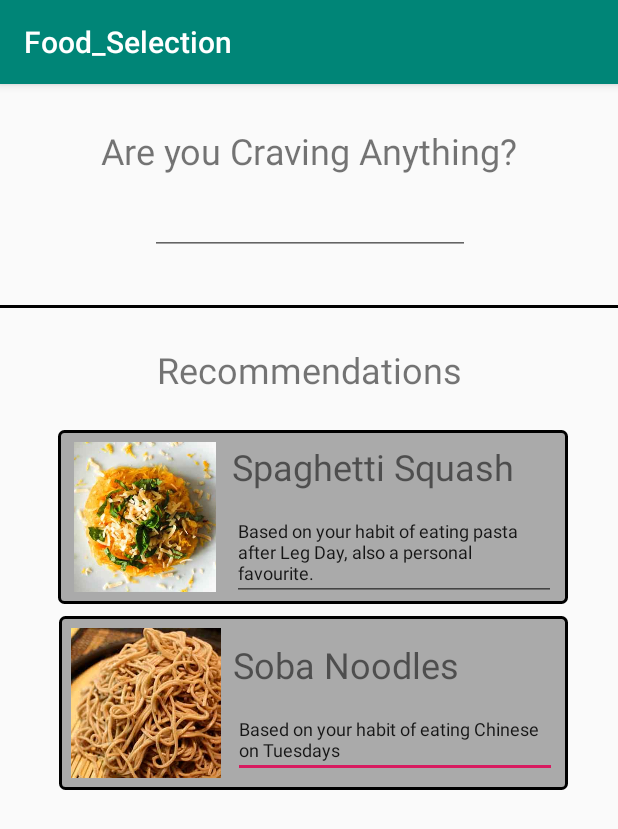
After one commit to Thomas-Reis/UI-Final-Project, an Android app: the Food_Selection screen opened directly, with no data from a screen before it, on a phone screen of 412 x 824 dp. The commit adds this screen. Shown: the top 829 px of the screen. Run offline under Robolectric (Android 15) with nearby library versions, the phone set to English and light mode, and no system bars; 2 statements that could not run were skipped.

Commit message:
Upload Of Food Pages

```diff
--- a/Android/app/build.gradle
+++ b/Android/app/build.gradle
@@ -22,6 +22,7 @@ dependencies {
     implementation fileTree(dir: 'libs', include: ['*.jar'])
     implementation 'com.android.support:appcompat-v7:28.0.0'
     implementation 'com.android.support:design:28.0.0'
+    implementation 'com.android.support.constraint:constraint-layout:1.1.3'
     testImplementation 'junit:junit:4.12'
     androidTestImplementation 'com.android.support.test:runner:1.0.2'
     androidTestImplementation 'com.android.support.test.espresso:espresso-core:3.0.2'
--- /dev/null
+++ b/Android/app/src/main/java/net/uoit/uifinalproject/Food_Selection.java
@@ -0,0 +1,29 @@
+package net.uoit.uifinalproject;
+
+import android.os.Bundle;
+import android.support.design.widget.FloatingActionButton;
+import android.support.design.widget.Snackbar;
+import android.support.v7.app.AppCompatActivity;
+import android.support.v7.widget.Toolbar;
+import android.view.View;
+
+public class Food_Selection extends AppCompatActivity {
+
+    @Override
+    protected void onCreate(Bundle savedInstanceState) {
+        super.onCreate(savedInstanceState);
+        setContentView(R.layout.activity_food__selection);
+        Toolbar toolbar = (Toolbar) findViewById(R.id.toolbar);
+        setSupportActionBar(toolbar);
+
+        FloatingActionButton fab = (FloatingActionButton) findViewById(R.id.fab);
+        fab.setOnClickListener(new View.OnClickListener() {
+            @Override
+            public void onClick(View view) {
+                Snackbar.make(view, "Replace with your own action", Snackbar.LENGTH_LONG)
+                        .setAction("Action", null).show();
+            }
+        });
+    }
+
+}
--- /dev/null
+++ b/Android/app/src/main/res/drawable/food_card_background.xml
@@ -0,0 +1,12 @@
+<?xml version="1.0" encoding="utf-8"?>
+<shape xmlns:android="http://schemas.android.com/apk/res/android"
+    android:shape="rectangle" android:padding="10dp">
+    <solid android:color="@android:color/darker_gray"/>
+    <corners
+        android:bottomRightRadius="3dp"
+        android:bottomLeftRadius="3dp"
+        android:topRightRadius="3dp"
+        android:topLeftRadius="3dp"
+        />
+    <stroke android:width="2dp"/>
+</shape>
--- /dev/null
+++ b/Android/app/src/main/res/layout/activity_food__selection.xml
@@ -0,0 +1,25 @@
+<?xml version="1.0" encoding="utf-8"?>
+<android.support.design.widget.CoordinatorLayout xmlns:android="http://schemas.android.com/apk/res/android"
+    xmlns:app="http://schemas.android.com/apk/res-auto"
+    xmlns:tools="http://schemas.android.com/tools"
+    android:layout_width="match_parent"
+    android:layout_height="match_parent"
+    tools:context=".Food_Selection">
+
+    <android.support.design.widget.AppBarLayout
+        android:layout_width="match_parent"
+        android:layout_height="wrap_content"
+        android:theme="@style/AppTheme.AppBarOverlay">
+
+        <android.support.v7.widget.Toolbar
+            android:id="@+id/toolbar"
+            android:layout_width="match_parent"
+            android:layout_height="?attr/actionBarSize"
+            android:background="?attr/colorPrimary"
+            app:popupTheme="@style/AppTheme.PopupOverlay" />
+
+    </android.support.design.widget.AppBarLayout>
+
+    <include layout="@layout/content_food__selection" />
+
+</android.support.design.widget.CoordinatorLayout>
--- /dev/null
+++ b/Android/app/src/main/res/layout/content_food__selection.xml
@@ -0,0 +1,163 @@
+<?xml version="1.0" encoding="utf-8"?>
+<android.support.constraint.ConstraintLayout xmlns:android="http://schemas.android.com/apk/res/android"
+    xmlns:app="http://schemas.android.com/apk/res-auto"
+    xmlns:tools="http://schemas.android.com/tools"
+    android:layout_width="match_parent"
+    android:layout_height="match_parent"
+    app:layout_behavior="@string/appbar_scrolling_view_behavior"
+    tools:context=".Food_Selection"
+    tools:showIn="@layout/activity_food__selection">
+
+    <android.support.constraint.ConstraintLayout
+        android:layout_width="339dp"
+        android:layout_height="wrap_content"
+        android:layout_marginTop="8dp"
+        android:background="@drawable/food_card_background"
+        app:layout_constraintEnd_toEndOf="@+id/spaghetti_squash_card"
+        app:layout_constraintStart_toStartOf="@+id/spaghetti_squash_card"
+        app:layout_constraintTop_toBottomOf="@+id/spaghetti_squash_card">
+
+        <ImageView
+            android:id="@+id/imageView3"
+            android:layout_width="100dp"
+            android:layout_height="100dp"
+            android:layout_marginStart="8dp"
+            android:layout_marginTop="8dp"
+            android:layout_marginBottom="8dp"
+            android:scaleType="fitCenter"
+            app:layout_constraintBottom_toBottomOf="parent"
+            app:layout_constraintStart_toStartOf="parent"
+            app:layout_constraintTop_toTopOf="parent"
+            app:layout_constraintVertical_bias="0.0"
+            app:srcCompat="@drawable/soba" />
+
+        <TextView
+            android:id="@+id/textView7"
+            android:layout_width="wrap_content"
+            android:layout_height="wrap_content"
+            android:layout_marginStart="8dp"
+            android:layout_marginTop="8dp"
+            android:text="Soba Noodles"
+            android:textSize="24sp"
+            app:layout_constraintStart_toEndOf="@+id/imageView3"
+            app:layout_constraintTop_toTopOf="@+id/imageView3" />
+
+        <EditText
+            android:id="@+id/editText7"
+            android:layout_width="216dp"
+            android:layout_height="wrap_content"
+            android:layout_marginTop="8dp"
+            android:layout_marginEnd="8dp"
+            android:ems="10"
+            android:inputType="textMultiLine"
+            android:text="Based on your habit of eating Chinese on Tuesdays"
+            android:textSize="12sp"
+            app:layout_constraintEnd_toEndOf="parent"
+            app:layout_constraintStart_toStartOf="@+id/textView7"
+            app:layout_constraintTop_toBottomOf="@+id/textView7" />
+    </android.support.constraint.ConstraintLayout>
+
+    <View
+        android:layout_width="match_parent"
+        android:layout_height="2dp"
+        android:layout_marginTop="8dp"
+        android:background="@android:color/black"
+        app:layout_constraintBottom_toTopOf="@+id/textView3"
+        app:layout_constraintEnd_toEndOf="parent"
+        app:layout_constraintStart_toStartOf="parent"
+        app:layout_constraintTop_toBottomOf="@+id/editText4" />
+
+    <TextView
+        android:id="@+id/textView2"
+        android:layout_width="wrap_content"
+        android:layout_height="wrap_content"
+        android:layout_marginStart="8dp"
+        android:layout_marginTop="28dp"
+        android:layout_marginEnd="8dp"
+        android:text="Are you Craving Anything?"
+        android:textSize="24sp"
+        app:layout_constraintEnd_toEndOf="parent"
+        app:layout_constraintStart_toStartOf="parent"
+        app:layout_constraintTop_toTopOf="parent" />
+
+    <EditText
+        android:id="@+id/editText4"
+        android:layout_width="wrap_content"
+        android:layout_height="wrap_content"
+        android:layout_marginTop="8dp"
+        android:ems="10"
+        android:inputType="textPersonName"
+        app:layout_constraintEnd_toEndOf="@+id/textView2"
+        app:layout_constraintStart_toStartOf="@+id/textView2"
+        app:layout_constraintTop_toBottomOf="@+id/textView2" />
+
+    <TextView
+        android:id="@+id/textView3"
+        android:layout_width="wrap_content"
+        android:layout_height="wrap_content"
+        android:layout_marginStart="8dp"
+        android:layout_marginTop="60dp"
+        android:layout_marginEnd="8dp"
+        android:text="Recommendations"
+        android:textSize="24sp"
+        app:layout_constraintEnd_toEndOf="parent"
+        app:layout_constraintStart_toStartOf="parent"
+        app:layout_constraintTop_toBottomOf="@+id/editText4" />
+
+    <android.support.constraint.ConstraintLayout
+        android:id="@+id/spaghetti_squash_card"
+        android:layout_width="wrap_content"
+        android:layout_height="wrap_content"
+        android:layout_marginStart="24dp"
+        android:layout_marginTop="24dp"
+        android:layout_marginEnd="24dp"
+        android:background="@drawable/food_card_background"
+        app:layout_constraintEnd_toEndOf="parent"
+        app:layout_constraintHorizontal_bias="0.6"
+        app:layout_constraintStart_toStartOf="parent"
+        app:layout_constraintTop_toBottomOf="@+id/textView3">
+
+        <ImageView
+            android:id="@+id/imageView2"
+            android:layout_width="100dp"
+            android:layout_height="100dp"
+            android:layout_marginStart="8dp"
+            android:layout_marginTop="8dp"
+            android:layout_marginBottom="8dp"
+            android:scaleType="fitCenter"
+            app:layout_constraintBottom_toBottomOf="parent"
+            app:layout_constraintStart_toStartOf="parent"
+            app:layout_constraintTop_toTopOf="parent"
+            app:layout_constraintVertical_bias="0.0"
+            app:srcCompat="@drawable/spaghet" />
+
+        <TextView
+            android:id="@+id/textView6"
+            android:layout_width="wrap_content"
+            android:layout_height="wrap_content"
+            android:layout_marginStart="8dp"
+            android:layout_marginEnd="8dp"
+            android:text="Spaghetti Squash"
+            android:textSize="24sp"
+            app:layout_constraintEnd_toEndOf="parent"
+            app:layout_constraintHorizontal_bias="0.0"
+            app:layout_constraintStart_toEndOf="@+id/imageView2"
+            app:layout_constraintTop_toTopOf="@+id/imageView2" />
+
+        <EditText
+            android:id="@+id/editText6"
+            android:layout_width="216dp"
+            android:layout_height="wrap_content"
+            android:layout_marginTop="8dp"
+            android:layout_marginEnd="8dp"
+            android:editable="false"
+            android:ems="10"
+            android:inputType="textMultiLine"
+            android:text="Based on your habit of eating pasta after Leg Day, also a personal favourite."
+            android:textSize="12sp"
+            app:layout_constraintEnd_toEndOf="parent"
+            app:layout_constraintStart_toStartOf="@+id/textView6"
+            app:layout_constraintTop_toBottomOf="@+id/textView6" />
+    </android.support.constraint.ConstraintLayout>
+
+</android.support.constraint.ConstraintLayout>
--- a/Android/app/src/main/res/values/dimens.xml
+++ b/Android/app/src/main/res/values/dimens.xml
@@ -2,4 +2,5 @@
     <!-- Default screen margins, per the Android Design guidelines. -->
     <dimen name="activity_horizontal_margin">16dp</dimen>
     <dimen name="activity_vertical_margin">16dp</dimen>
+    <dimen name="fab_margin">16dp</dimen>
 </resources>
--- a/Android/app/src/main/res/values/strings.xml
+++ b/Android/app/src/main/res/values/strings.xml
@@ -12,4 +12,6 @@
     <string name="permission_rationale">"Contacts permissions are needed for providing email
         completions."
     </string>
+    <string name="title_activity_spaghetti_squash">spaghetti_squash</string>
+    <string name="title_activity_food__selection">Food_Selection</string>
 </resources>
--- a/Android/app/src/main/res/values/styles.xml
+++ b/Android/app/src/main/res/values/styles.xml
@@ -8,4 +8,13 @@
         <item name="colorAccent">@color/colorAccent</item>
     </style>
 
+    <style name="AppTheme.NoActionBar">
+        <item name="windowActionBar">false</item>
+        <item name="windowNoTitle">true</item>
+    </style>
+
+    <style name="AppTheme.AppBarOverlay" parent="ThemeOverlay.AppCompat.Dark.ActionBar" />
+
+    <style name="AppTheme.PopupOverlay" parent="ThemeOverlay.AppCompat.Light" />
+
 </resources>
```
Also changed, not shown: Android/app/src/main/AndroidManifest.xml (+9 -0 lines), Android/app/src/main/java/net/uoit/uifinalproject/spaghetti_squash.java (added, +29 -0 lines), Android/app/src/main/res/layout/activity_spaghetti_squash.xml (added, +25 -0 lines), Android/app/src/main/res/layout/content_spaghetti_squash.xml (added, +106 -0 lines), Android/app/src/main/res/drawable/soba.jpg (added), Android/app/src/main/res/drawable/spaghet.jpg (added).
